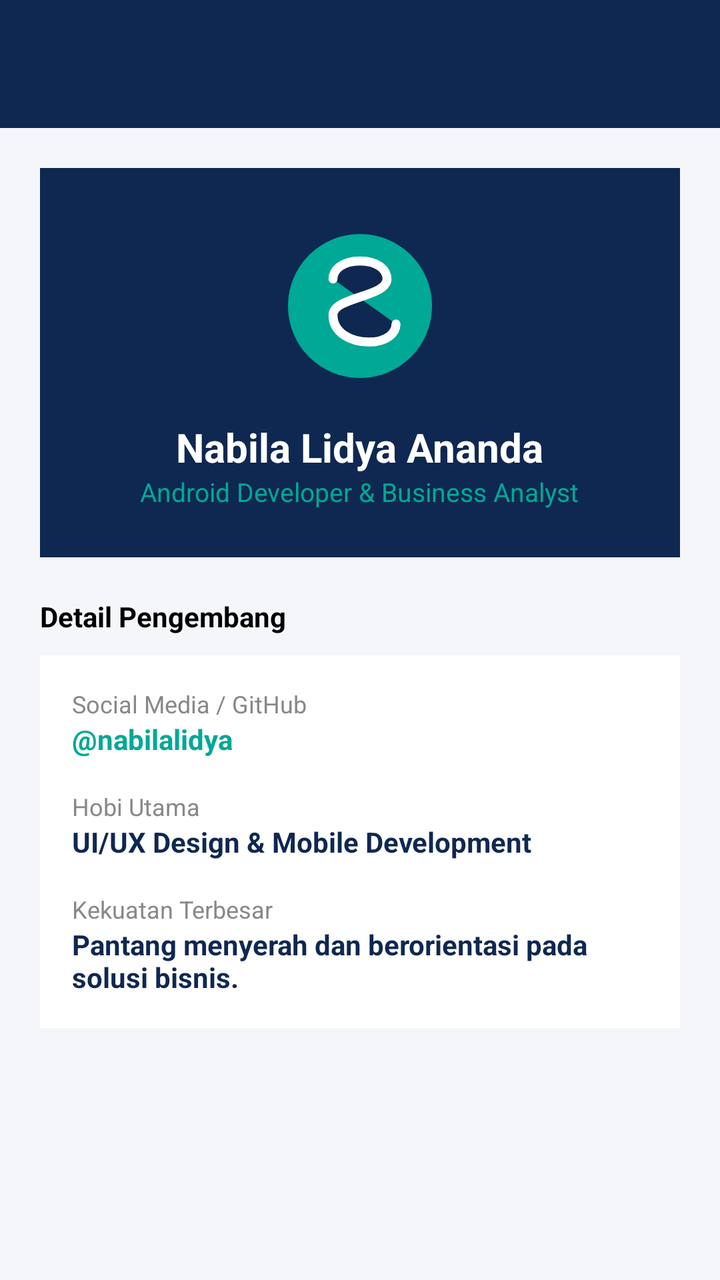
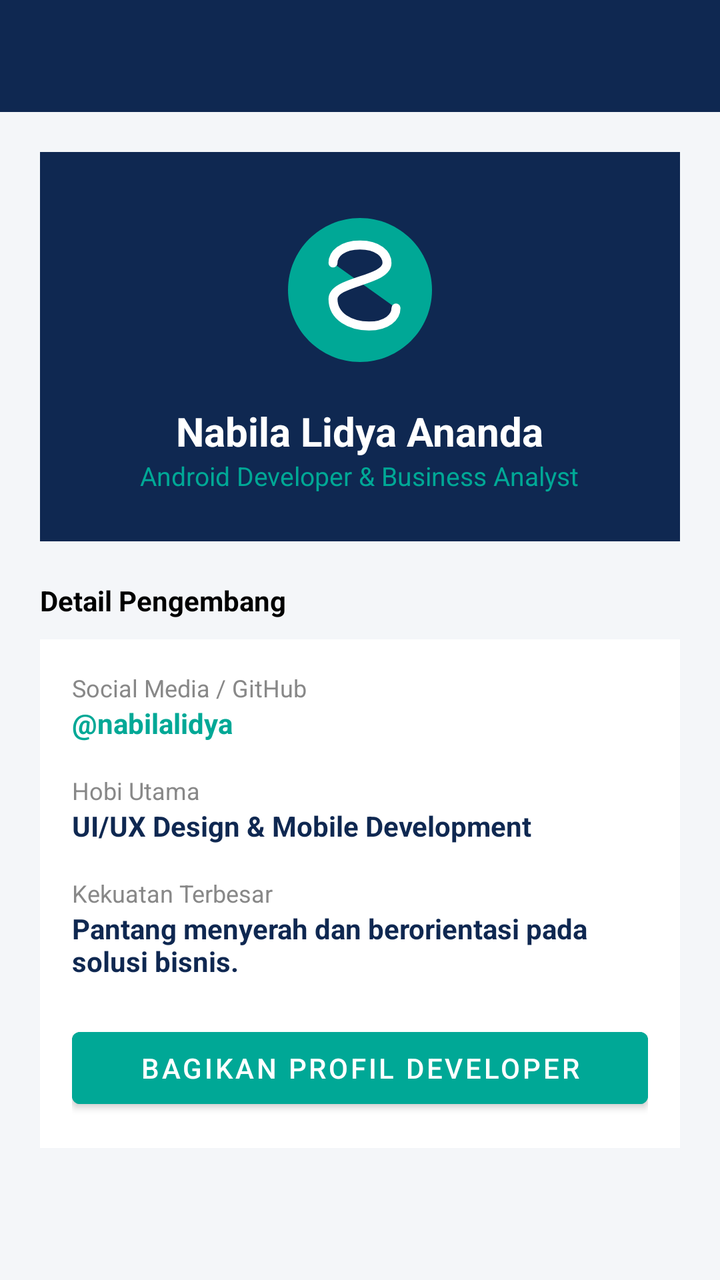

An Android layout rendered at two revisions. The XML below is the earlier revision; the diff shows what the commit changed to produce the second picture.
<!-- AndroidManifest.xml: application theme Theme.NALOreo -->
<!-- res/layout/activity_profile_developer.xml -->
<?xml version="1.0" encoding="utf-8"?>
<LinearLayout xmlns:android="http://schemas.android.com/apk/res/android"
    xmlns:app="http://schemas.android.com/apk/res-auto"
    android:layout_width="match_parent"
    android:layout_height="match_parent"
    android:background="#F4F6F9"
    android:orientation="vertical">

    <androidx.appcompat.widget.Toolbar
        android:id="@+id/toolbarProfile"
        android:layout_width="match_parent"
        android:layout_height="?attr/actionBarSize"
        android:background="#0F2851"
        app:titleTextColor="#FFFFFF" />

    <ScrollView
        android:layout_width="match_parent"
        android:layout_height="match_parent">

        <LinearLayout
            android:layout_width="match_parent"
            android:layout_height="wrap_content"
            android:orientation="vertical"
            android:padding="20dp">

            
            <LinearLayout
                android:layout_width="match_parent"
                android:layout_height="wrap_content"
                android:background="#0F2851"
                android:gravity="center"
                android:orientation="vertical"
                android:padding="24dp">

                <ImageView
                    android:layout_width="90dp"
                    android:layout_height="90dp"
                    android:src="@drawable/ic_sellora_logo" />

                <TextView
                    android:layout_width="wrap_content"
                    android:layout_height="wrap_content"
                    android:layout_marginTop="12dp"
                    android:text="Nabila Lidya Ananda"
                    android:textColor="#FFFFFF"
                    android:textSize="20sp"
                    android:textStyle="bold" />

                <TextView
                    android:layout_width="wrap_content"
                    android:layout_height="wrap_content"
                    android:text="Android Developer &amp; Business Analyst"
                    android:textColor="#00A896"
                    android:textSize="13sp" />
            </LinearLayout>

            <TextView
                android:layout_width="wrap_content"
                android:layout_height="wrap_content"
                android:layout_marginTop="20dp"
                android:text="Detail Pengembang"
                android:textColor="#000000"
                android:textSize="14sp"
                android:textStyle="bold" />

            <LinearLayout
                android:layout_width="match_parent"
                android:layout_height="wrap_content"
                android:layout_marginTop="10dp"
                android:background="#FFFFFF"
                android:orientation="vertical"
                android:padding="16dp">

                <TextView
                    android:layout_width="wrap_content"
                    android:layout_height="wrap_content"
                    android:text="Social Media / GitHub"
                    android:textColor="#888888"
                    android:textSize="12sp" />

                <TextView
                    android:layout_width="wrap_content"
                    android:layout_height="wrap_content"
                    android:layout_marginBottom="16dp"
                    android:text="@nabilalidya"
                    android:textColor="#00A896"
                    android:textSize="14sp"
                    android:textStyle="bold" />

                <TextView
                    android:layout_width="wrap_content"
                    android:layout_height="wrap_content"
                    android:text="Hobi Utama"
                    android:textColor="#888888"
                    android:textSize="12sp" />

                <TextView
                    android:layout_width="wrap_content"
                    android:layout_height="wrap_content"
                    android:layout_marginBottom="16dp"
                    android:text="UI/UX Design &amp; Mobile Development"
                    android:textColor="#0F2851"
                    android:textSize="14sp"
                    android:textStyle="bold" />

                <TextView
                    android:layout_width="wrap_content"
                    android:layout_height="wrap_content"
                    android:text="Kekuatan Terbesar"
                    android:textColor="#888888"
                    android:textSize="12sp" />

                <TextView
                    android:layout_width="wrap_content"
                    android:layout_height="wrap_content"
                    android:text="Pantang menyerah dan berorientasi pada solusi bisnis."
                    android:textColor="#0F2851"
                    android:textSize="14sp"
                    android:textStyle="bold" />
            </LinearLayout>

        </LinearLayout>
    </ScrollView>

</LinearLayout>
<!-- resources referenced by this layout -->
<resources>
  <!-- drawable ic_sellora_logo (drawable) -->
  <vector xmlns:android="http://schemas.android.com/apk/res/android"
      android:width="120dp"
      android:height="120dp"
      android:viewportWidth="100"
      android:viewportHeight="100">
      <path
          android:fillColor="#00A896"
          android:pathData="M50,10 C27.9,10 10,27.9 10,50 C10,72.1 27.9,90 50,90 C72.1,90 90,72.1 90,50 C90,27.9 72.1,10 50,10 Z" />
      <path
          android:fillColor="#0F2851"
          android:pathData="M35,35 C35,30 40,25 50,25 C60,25 65,30 65,35 C65,45 35,45 35,55 C35,65 45,70 55,70 C65,70 70,65 70,60"
          android:strokeColor="#FFFFFF"
          android:strokeWidth="5"
          android:strokeLineCap="round" />
  </vector>
  <style name="Theme.NALOreo" parent="Base.Theme.NALOreo" />
  <style name="Base.Theme.NALOreo" parent="Theme.Material3.DayNight.NoActionBar">
          
          
      </style>
</resources>

<!-- the commit's change to res/layout/activity_profile_developer.xml (unified diff, before → after) -->
@@ -117,6 +117,17 @@
                     android:textColor="#0F2851"
                     android:textSize="14sp"
                     android:textStyle="bold" />
+
+                
+                <Button
+                    android:id="@+id/btnShare"
+                    android:layout_width="match_parent"
+                    android:layout_height="wrap_content"
+                    android:layout_marginTop="20dp"
+                    android:backgroundTint="#00A896"
+                    android:text="Bagikan Profil Developer"
+                    android:textColor="#FFFFFF" />
+
             </LinearLayout>
 
         </LinearLayout>
<!-- resource entries referenced after the edit -->
@@ -16,10 +16,19 @@
           android:strokeWidth="5"
           android:strokeLineCap="round" />
   </vector>
-  <style name="Theme.NALOreo" parent="Base.Theme.NALOreo" />
-  <style name="Base.Theme.NALOreo" parent="Theme.Material3.DayNight.NoActionBar">
+  <style name="Theme.NALOreo" parent="Theme.MaterialComponents.DayNight.NoActionBar">
           
+          <item name="colorPrimary">#0F2851</item>
+          <item name="colorPrimaryVariant">#0F2851</item>
+          <item name="colorOnPrimary">#FFFFFF</item>
+          <item name="colorSecondary">#00A896</item>
+          <item name="colorSecondaryVariant">#00A896</item>
+          <item name="colorOnSecondary">#FFFFFF</item>
+  
           
+          <item name="android:statusBarColor">#0F2851</item>
+          <item name="android:windowLightStatusBar">false</item>
+          <item name="android:windowBackground">#F8FAFC</item>
       </style>
 </resources>
 
